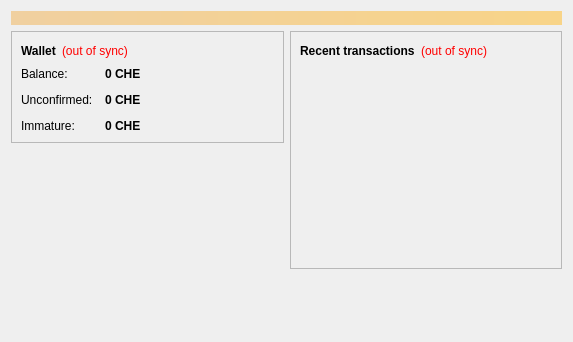
Above: src/qt/forms/overviewpage.ui from CherryCoin/CherryCoin before the change. Below: the same form after it.
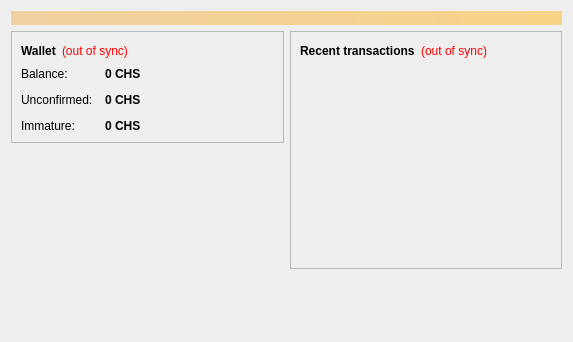
That is the form after the change.

```diff
--- a/src/qt/forms/overviewpage.ui
+++ b/src/qt/forms/overviewpage.ui
@@ -122,7 +122,7 @@
                <string>Your current balance</string>
               </property>
               <property name="text">
-               <string notr="true">0 CHE</string>
+               <string notr="true">0 CHS</string>
               </property>
               <property name="textInteractionFlags">
                <set>Qt::LinksAccessibleByMouse|Qt::TextSelectableByKeyboard|Qt::TextSelectableByMouse</set>
@@ -151,7 +151,7 @@
                <string>Total of transactions that have yet to be confirmed, and do not yet count toward the current balance</string>
               </property>
               <property name="text">
-               <string notr="true">0 CHE</string>
+               <string notr="true">0 CHS</string>
               </property>
               <property name="textInteractionFlags">
                <set>Qt::LinksAccessibleByMouse|Qt::TextSelectableByKeyboard|Qt::TextSelectableByMouse</set>
@@ -177,7 +177,7 @@
                <string>Mined balance that has not yet matured</string>
               </property>
               <property name="text">
-               <string notr="true">0 CHE</string>
+               <string notr="true">0 CHS</string>
               </property>
               <property name="textInteractionFlags">
                <set>Qt::LinksAccessibleByMouse|Qt::TextSelectableByKeyboard|Qt::TextSelectableByMouse</set>
```
